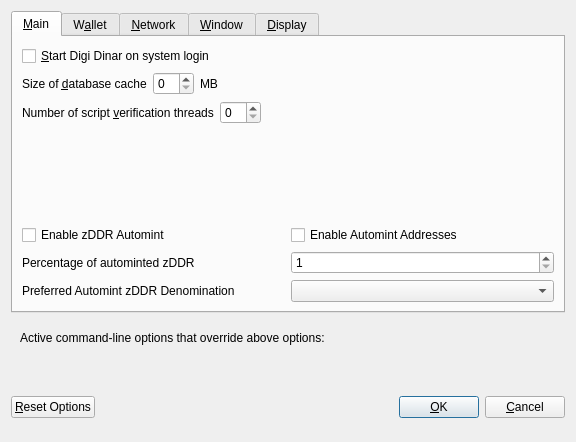
Old version of the form src/qt/forms/optionsdialog.ui in the repository DigiDinar-Project/DigiDinar.
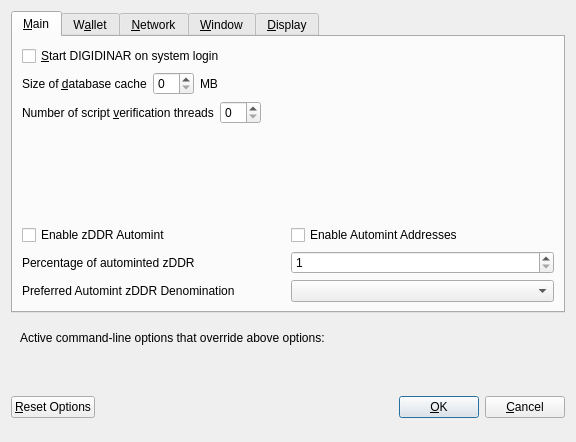
New version of the form. Custom widgets are drawn as their Qt base class.

What changed in the file:
```diff
--- a/src/qt/forms/optionsdialog.ui
+++ b/src/qt/forms/optionsdialog.ui
@@ -33,7 +33,7 @@
           <string>Automatically start Digi Dinar after logging in to the system.</string>
          </property>
          <property name="text">
-          <string>&amp;Start Digi Dinar on system login</string>
+          <string>&amp;Start DIGIDINAR on system login</string>
          </property>
         </widget>
        </item>
```
Left out of the diff: 8 changed lines with no effect on the pictures. Lines whose indentation alone changed are shown as unchanged.
